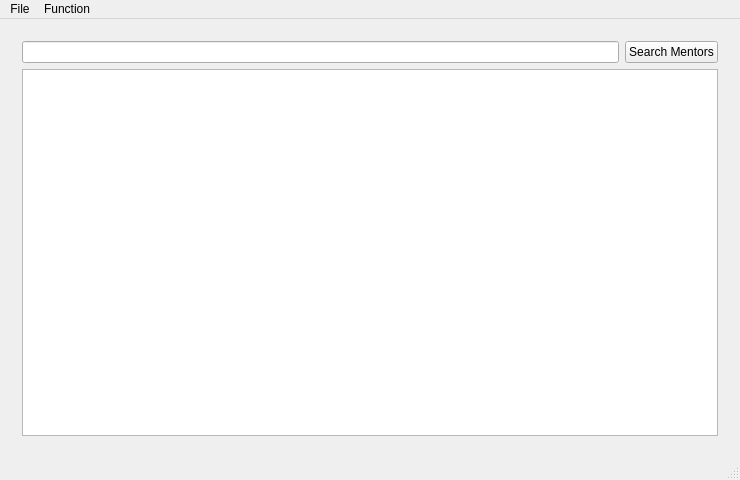
The window that Menters-and-Mentees-Matching-Program/mainwindow.ui (shuanglengyunji/Menters-and-Mentees-Matching-Program) describes before a commit, drawn with Qt 5.
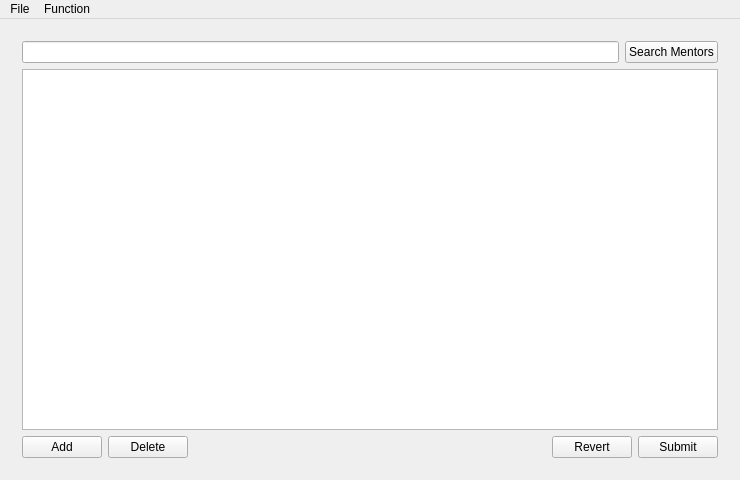
The same window after the commit.

Commit message: Add Edit (add delete revert submit) button on mentors and mentees page

```diff
--- a/Menters-and-Mentees-Matching-Program/mainwindow.ui
+++ b/Menters-and-Mentees-Matching-Program/mainwindow.ui
@@ -60,6 +60,51 @@
             </item>
            </layout>
           </item>
+          <item row="2" column="0">
+           <layout class="QGridLayout" name="gridLayout_mentors_edit">
+            <item row="1" column="0">
+             <widget class="QPushButton" name="pushButton_mentors_add">
+              <property name="text">
+               <string>Add</string>
+              </property>
+             </widget>
+            </item>
+            <item row="1" column="4">
+             <widget class="QPushButton" name="pushButton_mentors_revert">
+              <property name="text">
+               <string>Revert</string>
+              </property>
+             </widget>
+            </item>
+            <item row="1" column="1">
+             <widget class="QPushButton" name="pushButton_mentors_delete">
+              <property name="text">
+               <string>Delete</string>
+              </property>
+             </widget>
+            </item>
+            <item row="1" column="2">
+             <spacer name="horizontalSpacer_mentors">
+              <property name="orientation">
+               <enum>Qt::Horizontal</enum>
+              </property>
+              <property name="sizeHint" stdset="0">
+               <size>
+                <width>40</width>
+                <height>20</height>
+               </size>
+              </property>
+             </spacer>
+            </item>
+            <item row="1" column="5">
+             <widget class="QPushButton" name="pushButton_mentors_submit">
+              <property name="text">
+               <string>Submit</string>
+              </property>
+             </widget>
+            </item>
+           </layout>
+          </item>
          </layout>
         </widget>
         <widget class="QWidget" name="page_mentees">
@@ -121,7 +166,6 @@
    <addaction name="menuTest"/>
    <addaction name="menuFunction"/>
   </widget>
-  <widget class="QStatusBar" name="statusBar"/>
   <action name="actionImport_Mentors">
    <property name="text">
     <string>Import Mentors</string>
```
Left out of the diff: 55 changed lines with no effect on the pictures. The commit also changes 1 other file.
